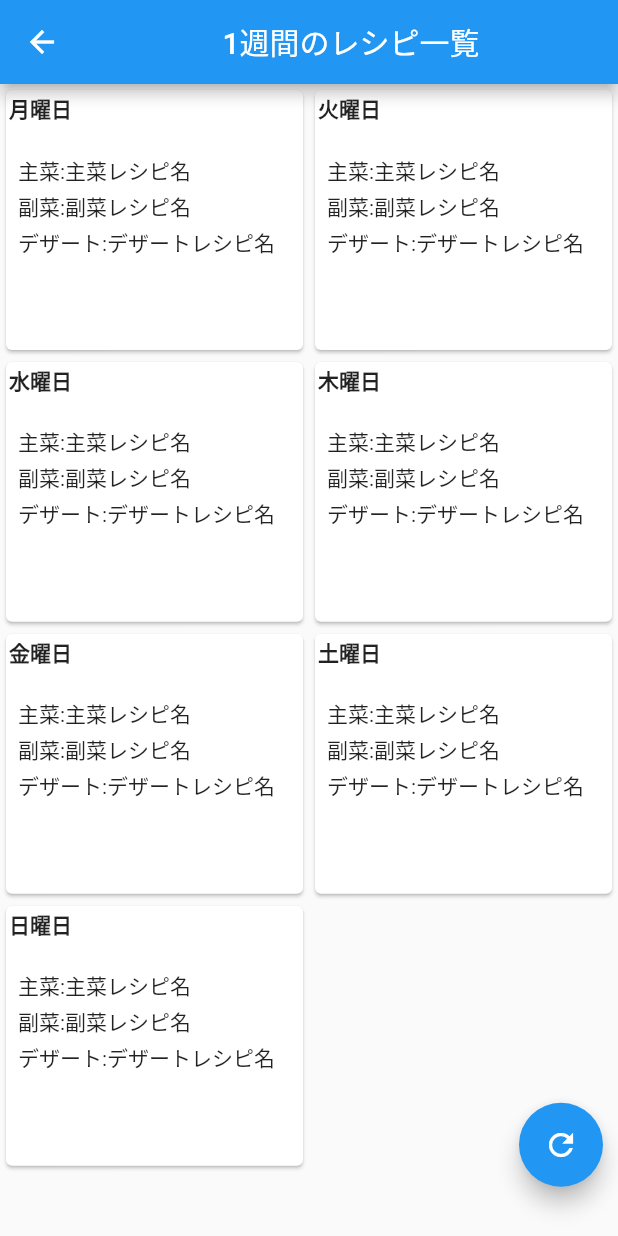
After one commit to yito78/recipe_suggestion, a Flutter app: the WeeklyRecipePage screen opened directly, on a phone screen of 412 x 824 dp. The commit adds this screen. Run offline on Flutter 3.47's test engine with Material 2 defaults, Android fonts, the phone set to English and light mode, and no system bars; our stand-ins replace cloud_firestore, firebase_analytics, firebase_core, flutter_riverpod, riverpod_annotation; accounts and stored records are empty; generated files the repository leaves out were written again.

Commit message:
issue #28 １週間レシピ一覧のUI作成

```diff
--- a/lib/view/function_list_page.dart
+++ b/lib/view/function_list_page.dart
@@ -4,7 +4,7 @@ import 'package:recipe_suggestion/provider/recipes_data.dart';
 import 'package:recipe_suggestion/utils/log.dart';
 import 'package:recipe_suggestion/view/import_csv_page.dart';
 import 'package:recipe_suggestion/view/recipe_list_page.dart';
-import 'package:recipe_suggestion/view/suggested_recipe_page.dart';
+import 'package:recipe_suggestion/view/weekly_recipe_page.dart';
 
 class FunctionListPage extends ConsumerWidget {
   const FunctionListPage({Key? key}) : super(key: key);
@@ -49,9 +49,9 @@ class FunctionListPage extends ConsumerWidget {
                   list.add(element);
                 });
                 if (list.isEmpty) {
-                  return _button(context, SuggestedRecipePage(), const Text("1週間のレシピ一覧"), false);
+                  return _button(context, WeeklyRecipePage(), const Text("1週間のレシピ一覧"), false);
                 } else {
-                  return _button(context, SuggestedRecipePage(), const Text("1週間のレシピ一覧"));
+                  return _button(context, WeeklyRecipePage(), const Text("1週間のレシピ一覧"));
                 }
             }),
             _button(context, RecipeListPage(), const Text("登録レシピ一覧")),
--- /dev/null
+++ b/lib/view/weekly_recipe_page.dart
@@ -0,0 +1,114 @@
+import 'package:flutter/material.dart';
+
+class WeeklyRecipePage extends StatelessWidget {
+  const WeeklyRecipePage({Key? key}) : super(key: key);
+
+  @override
+  Widget build(BuildContext context) {
+    var screenSize = MediaQuery.of(context).size;
+    var setHeight = screenSize.height * 0.22;
+
+    return Scaffold(
+      appBar: AppBar(
+        title: const Center(child: Text("1週間のレシピ一覧")),
+      ),
+      body: Table(
+        children: [
+          TableRow(
+            children: [
+              _cardWidget("月曜日", setHeight),
+              _cardWidget("火曜日", setHeight),
+            ],
+          ),
+          TableRow(
+            children: [
+              _cardWidget("水曜日", setHeight),
+              _cardWidget("木曜日", setHeight),
+            ],
+          ),
+          TableRow(
+            children: [
+              _cardWidget("金曜日", setHeight),
+              _cardWidget("土曜日", setHeight),
+            ],
+          ),
+          TableRow(
+            children: [
+              _cardWidget("日曜日", setHeight),
+              Padding(
+                padding: const EdgeInsets.all(10.0),
+                child: SizedBox(
+                  height: setHeight,
+                  child: Container(
+                    alignment: Alignment.bottomRight,
+                    child: FloatingActionButton(child: Icon(Icons.refresh),onPressed: null),
+                  ),
+                ),
+              ),
+            ],
+          ),
+        ],
+      ),
+    );
+  }
+
+  ///
+  /// 月曜から日曜までのレシピ表示領域を作成
+  ///
+  /// 戻り値::月曜から日曜までのレシピ表示領域ウィジェット
+  ///
+  Widget _cardWidget(weekdayText, setHeight) {
+    return Container(
+        height: setHeight,
+        child: Card(
+          child: Column(
+            children: [
+              Padding(
+                padding: const EdgeInsets.all(2.0),
+                child: Align(
+                  alignment: Alignment.centerLeft,
+                  child: Text(
+                    weekdayText,
+                    style: const TextStyle(fontWeight: FontWeight.bold),
+                  ),
+                ),
+              ),
+              Padding(
+                padding: const EdgeInsets.all(8.0),
+                child: Column(
+                  children: [
+                    SizedBox(
+                      height: 10.0,
+                    ),
+                    Row(
+                      children: [
+                        Text("主菜:"),
+                        Text("主菜レシピ名"),
+                      ],
+                    ),
+                    SizedBox(
+                      height: 3.0,
+                    ),
+                    Row(
+                      children: [
+                        Text("副菜:"),
+                        Text("副菜レシピ名"),
+                      ],
+                    ),
+                    SizedBox(
+                      height: 3.0,
+                    ),
+                    Row(
+                      children: [
+                        Text("デザート:"),
+                        Text("デザートレシピ名"),
+                      ],
+                    ),
+                  ],
+                ),
+              ),
+            ],
+          ),
+        ));
+  }
+}
```
